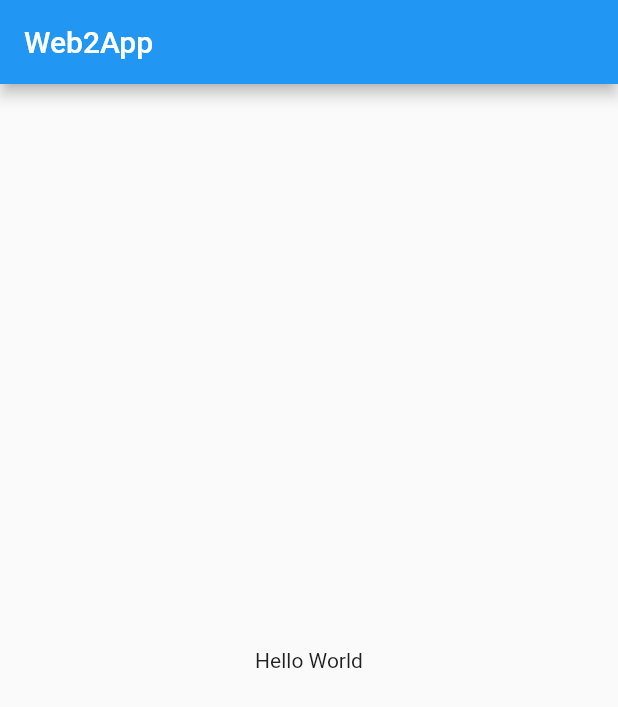
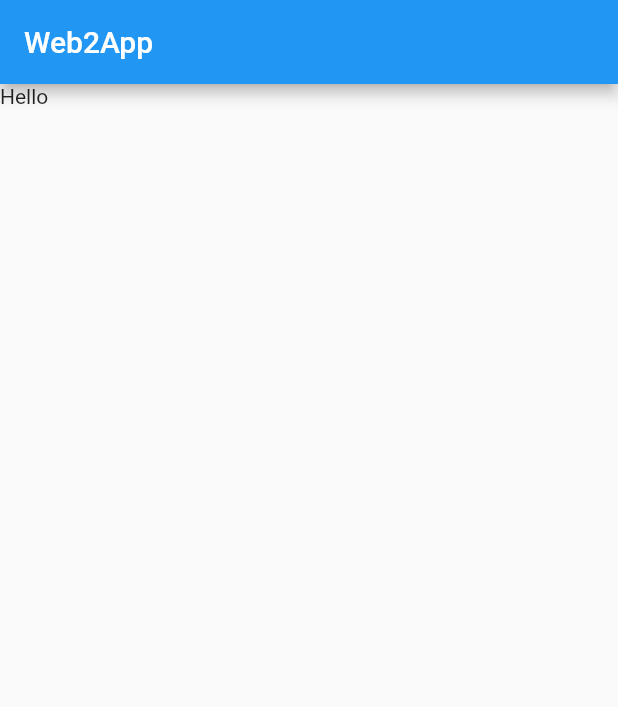
Before and after one commit to Jyoti-Chakma/Web2App, a Flutter app: the screen it shows after launch, on a phone screen of 412 x 824 dp. Shown: the top 707 px of the screen. Run offline on Flutter 3.47's test engine with Material 2 defaults, Android fonts, the phone set to English and light mode, and no system bars; our stand-ins replace webview_flutter.

Commit message:
setup for main development

```diff
--- a/lib/main.dart
+++ b/lib/main.dart
@@ -1,4 +1,5 @@
 import 'package:flutter/material.dart';
+import 'package:webview_flutter/webview_flutter.dart';
 
 void main() {
   runApp(const MyApp());
@@ -15,9 +16,9 @@ class MyApp extends StatelessWidget {
         appBar: AppBar(
           title: const Text('Web2App'),
         ),
-        body: const Center(
-          child: Text('Hello World'),
-        ),
+        body: const SafeArea(
+          child: Text("Hello"),
+        )
       ),
     );
   }
```
Also changed, not shown: lib/controller.dart (added).
